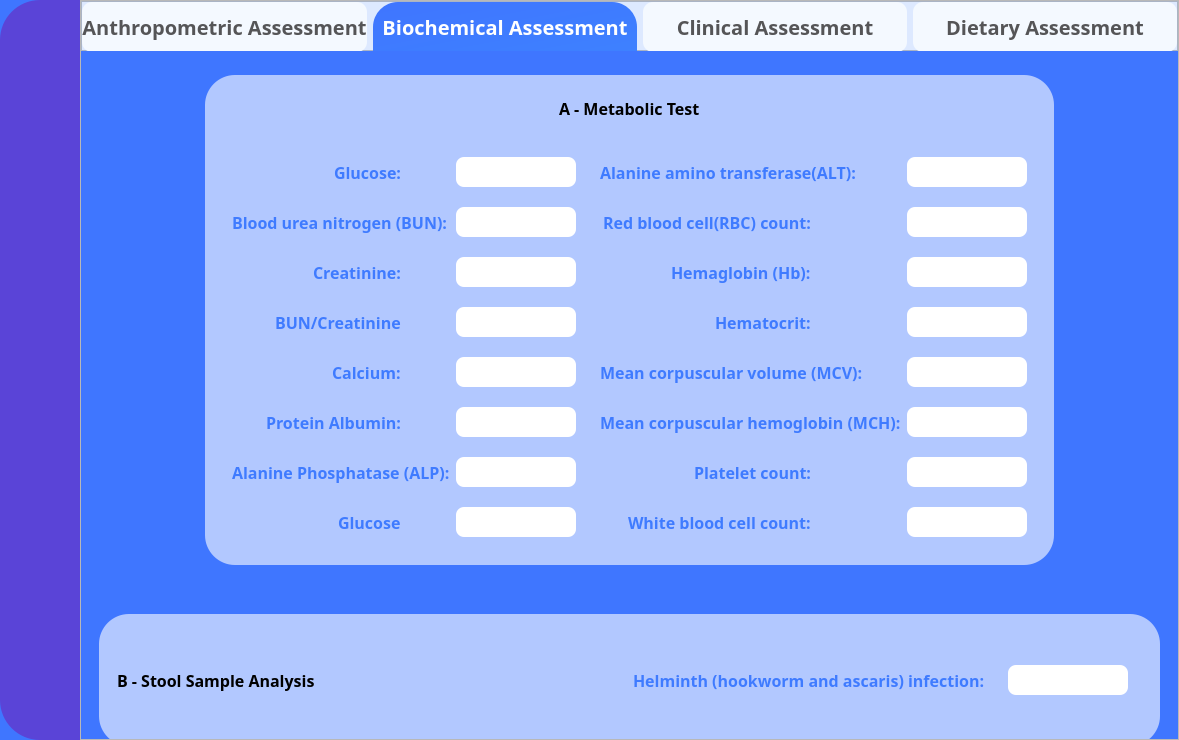
Above: ui/Biochemical_Assessment.ui from ghostmander/Healthcare-Project before the change. Below: the same form after it.
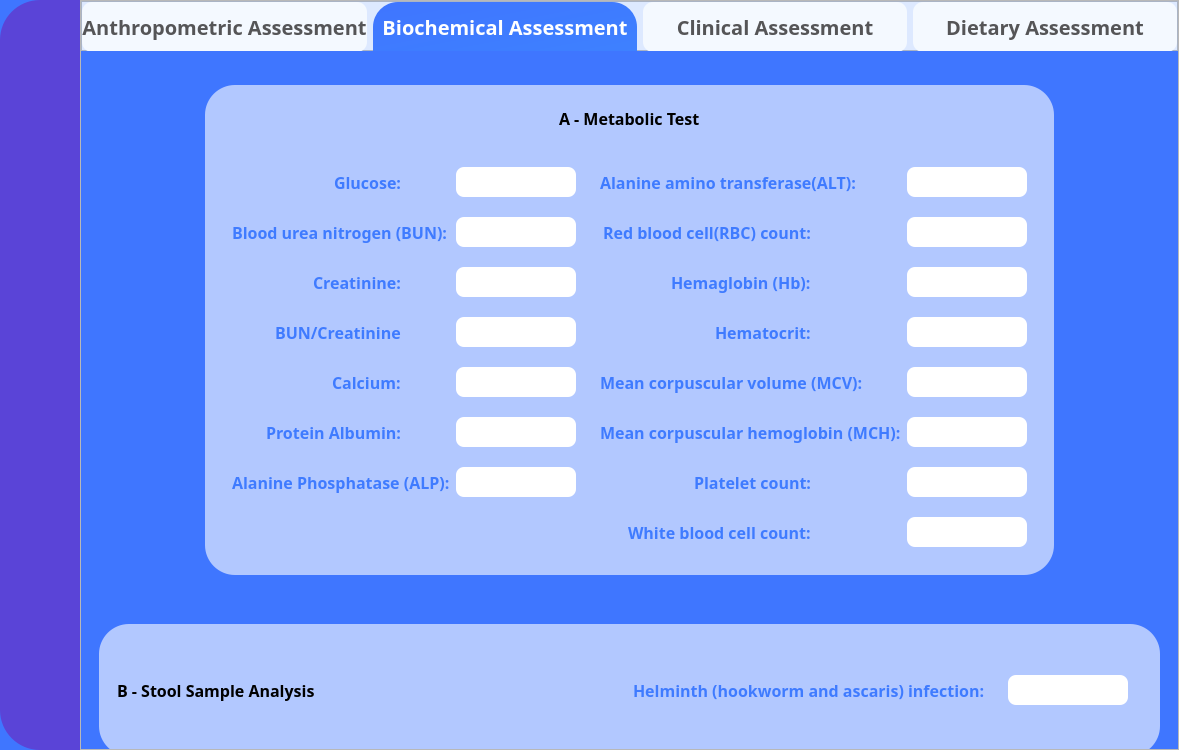
That is the form after the change. Icons and pictures are not drawn.

Diff of the .ui file:
```diff
--- a/ui/Biochemical_Assessment.ui
+++ b/ui/Biochemical_Assessment.ui
@@ -7,7 +7,7 @@
                         <x>0</x>
                         <y>0</y>
                         <width>1159</width>
-                        <height>703</height>
+    <height>750</height>
                   </rect>
             </property>
             <property name="windowTitle">
@@ -1013,44 +1013,7 @@
                                                                                                                                                 <property name="frameShadow">
                                                                                                                                                       <enum>QFrame::Raised</enum>
                                                                                                                                                 </property>
-                                                                                                                                                <layout class="QHBoxLayout" name="horizontalLayout_9">
-                                                                                                                                                      <item alignment="Qt::AlignRight">
-                                                                                                                                                            <widget class="QLabel" name="label_6">
-                                                                                                                                                                  <property name="minimumSize">
-                                                                                                                                                                        <size>
-                                                                                                                                                                              <width>0</width>
-                                                                                                                                                                              <height>30</height>
-                                                                                                                                                                        </size>
-                                                                                                                                                                  </property>
-                                                                                                                                                                  <property name="font">
-                                                                                                                                                                        <font>
-                                                                                                                                                                              <family>Bahnschrift SemiBold</family>
-                                                                                                                                                                              <pointsize>12</pointsize>
-                                                                                                                                                                              <bold>true</bold>
-                                                                                                                                                                        </font>
-                                                                                                                                                                  </property>
-                                                                                                                                                                  <property name="styleSheet">
-                                                                                                                                                                        <string notr="true">color: rgb(63, 123, 255);</string>
-                                                                                                                                                                  </property>
-                                                                                                                                                                  <property name="text">
-                                                                                                                                                                        <string>Glucose</string>
-                                                                                                                                                                  </property>
-                                                                                                                                                            </widget>
-                                                                                                                                                      </item>
-                                                                                                                                                      <item alignment="Qt::AlignRight">
-                                                                                                                                                            <widget class="QLineEdit" name="lineEdit_5">
-                                                                                                                                                                  <property name="minimumSize">
-                                                                                                                                                                        <size>
-                                                                                                                                                                              <width>120</width>
-                                                                                                                                                                              <height>30</height>
-                                                                                                                                                                        </size>
-                                                                                                                                                                  </property>
-                                                                                                                                                                  <property name="styleSheet">
-                                                                                                                                                                        <string notr="true">border-radius:8px;</string>
-                                                                                                                                                                  </property>
-                                                                                                                                                            </widget>
-                                                                                                                                                      </item>
-                                                                                                                                                </layout>
+                        <layout class="QHBoxLayout" name="horizontalLayout_9"/>
                                                                                                                                           </widget>
                                                                                                                                     </item>
                                                                                                                               </layout>
```
Left out of the diff: 4 changed lines with no effect on the pictures. Lines whose indentation alone changed are shown as unchanged.
